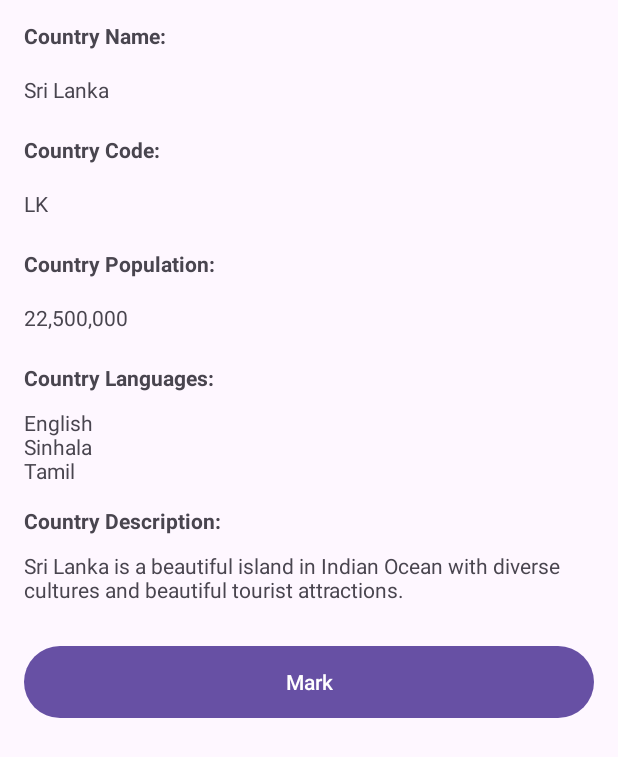
After one commit to SurithFernand/CSCI22072-LabSheets, an Android app: the CountryDetailActivity screen opened directly, with no data from a screen before it, on a phone screen of 412 x 824 dp. The commit adds this screen. Shown: the top 757 px of the screen. Run offline under Robolectric (Android 15) with nearby library versions, the phone set to English and light mode, and no system bars; 4 statements that could not run were skipped.

Commit message:
LabSheet04
With a secondary view in extended recycler view

```diff
--- a/app/src/main/AndroidManifest.xml
+++ b/app/src/main/AndroidManifest.xml
@@ -13,8 +13,12 @@
         android:theme="@style/Theme.LabSheets"
         tools:targetApi="31">
         <activity
+            android:name=".activities.CountryDetailActivity"
+            android:exported="false" />
+        <activity
             android:name=".activities.MainActivity"
-            android:exported="true">
+            android:exported="true"
+            android:label="@string/app_name">
             <intent-filter>
                 <action android:name="android.intent.action.MAIN" />
 
--- /dev/null
+++ b/app/src/main/java/com/example/lister/activities/CountryDetailActivity.kt
@@ -0,0 +1,59 @@
+package com.example.lister.activities
+
+import android.app.Activity
+import android.content.Intent
+import android.os.Bundle
+import android.view.View
+import android.widget.Button
+import android.widget.TextView
+import androidx.activity.enableEdgeToEdge
+import androidx.appcompat.app.AppCompatActivity
+import androidx.core.view.ViewCompat
+import androidx.core.view.WindowInsetsCompat
+import com.example.lister.R
+import com.example.lister.model.Country
+
+class CountryDetailActivity : AppCompatActivity() {
+    override fun onCreate(savedInstanceState: Bundle?) {
+        super.onCreate(savedInstanceState)
+        enableEdgeToEdge()
+        setContentView(R.layout.activity_country_detail)
+        ViewCompat.setOnApplyWindowInsetsListener(findViewById(R.id.main)) { v, insets ->
+            val systemBars = insets.getInsets(WindowInsetsCompat.Type.systemBars())
+            v.setPadding(systemBars.left, systemBars.top, systemBars.right, systemBars.bottom)
+            insets
+        }
+
+        supportActionBar?.setDisplayHomeAsUpEnabled(true)
+
+        val nameTextView = findViewById<TextView>(R.id.title_value_text_view)
+        val codeTextView = findViewById<TextView>(R.id.code_value_text_view)
+        val populationTextView = findViewById<TextView>(R.id.population_value_text_view)
+        val languagesTextView = findViewById<TextView>(R.id.languages_value_text_view)
+        val descTextView = findViewById<TextView>(R.id.desc_value_text_view)
+
+        // Set data from selected country object
+        val country = intent.extras?.get("EXTRA_COUNTRY") as Country
+        nameTextView.text = country.name
+        codeTextView.text = country.code
+        populationTextView.text = country.population.toString()
+
+        // Handle mark button action
+        val markButton = findViewById<Button>(R.id.mark_button)
+        markButton.setOnClickListener(View.OnClickListener {
+            // Mark the country as true and return the result
+            country.marked = true
+            val intent = Intent()
+            intent.putExtra("EXTRA_COUNTRY", country)
+            setResult(Activity.RESULT_OK, intent)
+            finish()
+        })
+    }
+
+    override fun onSupportNavigateUp(): Boolean {
+        // For navigation back action
+        onBackPressed()
+        return true
+    }
+
+}
--- a/app/src/main/java/com/example/lister/activities/MainActivity.kt
+++ b/app/src/main/java/com/example/lister/activities/MainActivity.kt
@@ -1,7 +1,13 @@
 package com.example.lister.activities
 
+import android.app.Activity
+import android.content.Intent
+import android.nfc.Tag
 import android.os.Bundle
+import android.util.Log
+import android.widget.Toast
 import androidx.activity.enableEdgeToEdge
+import androidx.activity.result.contract.ActivityResultContracts
 import androidx.appcompat.app.AppCompatActivity
 import androidx.core.view.ViewCompat
 import androidx.core.view.WindowInsetsCompat
@@ -9,9 +15,12 @@ import androidx.recyclerview.widget.LinearLayoutManager
 import androidx.recyclerview.widget.RecyclerView
 import com.example.lister.R
 import com.example.lister.adapters.CountryListAdapter
+import com.example.lister.adapters.CountryListClickListener
 import com.example.lister.model.Country
 
-class MainActivity : AppCompatActivity() {
+class MainActivity : AppCompatActivity(), CountryListClickListener {
+
+    val TAG = "MainActivity"
     override fun onCreate(savedInstanceState: Bundle?) {
         super.onCreate(savedInstanceState)
         enableEdgeToEdge()
@@ -48,25 +57,25 @@ class MainActivity : AppCompatActivity() {
             Country("Bangladesh", "BA", 2352874),
             Country("Nepal", "NP", 34333333)
         )
-        recyclerView.adapter = CountryListAdapter(countryList)
+        recyclerView.adapter = CountryListAdapter(countryList, this)
 
     }
 
-//    override fun onCountryClick(country: Country) {
-//        // Move to country detail view with info from selection
-//        val intent = Intent(this, CountryDetailActivity::class.java)
-//        intent.putExtra("EXTRA_COUNTRY", country)
-//        resultLauncher.launch(intent)
-//    }
-//
-//    // country detail activity launcher to handle results
-//    var resultLauncher = registerForActivityResult(ActivityResultContracts.StartActivityForResult()){
-//            result ->
-//        if (result.resultCode == Activity.RESULT_OK){
-//            //There's a valid result
-//            Log.d(TAG, "Country Marked!")
-//            val toast = Toast.makeText(this, getString(R.string.country_marked), Toast.LENGTH_SHORT)
-//            toast.show()
-//        }
-//    }
+    override fun onCountryClick(country: Country) {
+        // Move to country detail view with info from selection
+        val intent = Intent(this, CountryDetailActivity::class.java)
+        intent.putExtra("EXTRA_COUNTRY", country)
+        resultLauncher.launch(intent)
+    }
+
+    // country detail activity launcher to handle results
+    var resultLauncher = registerForActivityResult(ActivityResultContracts.StartActivityForResult()){
+            result ->
+        if (result.resultCode == Activity.RESULT_OK){
+            // There's a valid result
+            Log.d(TAG, "Country Marked!")
+            val toast = Toast.makeText(this, getString(R.string.country_marked), Toast.LENGTH_SHORT)
+            toast.show()
+        }
+    }
 }
--- a/app/src/main/java/com/example/lister/adapters/CountryListAdapter.kt
+++ b/app/src/main/java/com/example/lister/adapters/CountryListAdapter.kt
@@ -8,7 +8,7 @@ import androidx.recyclerview.widget.RecyclerView
 import com.example.lister.R
 import com.example.lister.model.Country
 
-class CountryListAdapter(private val mList: List<Country>) : RecyclerView.Adapter<CountryListAdapter.ViewHolder>(){
+class CountryListAdapter(private val mList: List<Country>, private val mListener: CountryListClickListener) : RecyclerView.Adapter<CountryListAdapter.ViewHolder>(){
     // Holds the view for an item
     class  ViewHolder(itemView: View): RecyclerView.ViewHolder(itemView){
         // Get references to elements in our list item
@@ -30,10 +30,10 @@ class CountryListAdapter(private val mList: List<Country>) : RecyclerView.Adapte
         holder.titleTextView.text = country.name
         holder.codeTextView.text = country.code
         holder.populationTextView.text = country.population.toString()
-//        holder.itemView.setOnClickListener(View.OnClickListener {
-//            val country = mList[position]
-//            mListener.onCountryClick(country)
-//        })
+        holder.itemView.setOnClickListener(View.OnClickListener {
+            val country = mList[position]
+            mListener.onCountryClick(country)
+        })
     }
 
     override fun getItemCount(): Int {
--- /dev/null
+++ b/app/src/main/java/com/example/lister/adapters/CountryListClickListener.kt
@@ -0,0 +1,11 @@
+package com.example.lister.adapters
+
+import com.example.lister.model.Country
+
+/***
+ * Interface to notify when list item is clicked
+ */
+
+interface CountryListClickListener {
+    fun onCountryClick(country: Country)
+}
--- /dev/null
+++ b/app/src/main/res/layout/activity_country_detail.xml
@@ -0,0 +1,163 @@
+<?xml version="1.0" encoding="utf-8"?>
+<androidx.constraintlayout.widget.ConstraintLayout xmlns:android="http://schemas.android.com/apk/res/android"
+    xmlns:app="http://schemas.android.com/apk/res-auto"
+    xmlns:tools="http://schemas.android.com/tools"
+    android:id="@+id/main"
+    android:layout_width="match_parent"
+    android:layout_height="match_parent"
+    tools:context=".activities.CountryDetailActivity">
+
+    <TextView
+        android:id="@+id/title_label_textview"
+        android:layout_width="0dp"
+        android:layout_height="@dimen/entry_height"
+        android:layout_marginStart="@dimen/app_horizontal_margin"
+        android:layout_marginTop="@dimen/app_vertical_margin"
+        android:layout_marginEnd="@dimen/app_horizontal_margin"
+        android:gravity="center_vertical"
+        android:text="@string/country_name"
+        android:textStyle="bold"
+        app:layout_constraintEnd_toEndOf="parent"
+        app:layout_constraintStart_toStartOf="parent"
+        app:layout_constraintTop_toTopOf="parent" />
+
+    <TextView
+        android:id="@+id/title_value_text_view"
+        android:layout_width="0dp"
+        android:layout_height="@dimen/entry_height"
+        android:gravity="center_vertical"
+        android:layout_marginStart="@dimen/app_horizontal_margin"
+        android:layout_marginTop="@dimen/text_margin"
+        android:layout_marginEnd="@dimen/app_horizontal_margin"
+        android:text="Sri Lanka"
+        app:layout_constraintEnd_toEndOf="parent"
+        app:layout_constraintStart_toStartOf="parent"
+        app:layout_constraintTop_toBottomOf="@+id/title_label_textview" />
+
+    <TextView
+        android:id="@+id/code_label_textview"
+        android:layout_width="0dp"
+        android:layout_height="@dimen/entry_height"
+        android:layout_marginStart="@dimen/app_horizontal_margin"
+        android:layout_marginTop="@dimen/app_vertical_margin"
+        android:layout_marginEnd="@dimen/app_horizontal_margin"
+        android:gravity="center_vertical"
+        android:text="@string/country_code"
+        android:textStyle="bold"
+        app:layout_constraintEnd_toEndOf="parent"
+        app:layout_constraintHorizontal_bias="0.0"
+        app:layout_constraintStart_toStartOf="parent"
+        app:layout_constraintTop_toBottomOf="@+id/title_value_text_view" />
+
+    <TextView
+        android:id="@+id/code_value_text_view"
+        android:layout_width="0dp"
+        android:layout_height="@dimen/entry_height"
+        android:layout_marginStart="@dimen/app_horizontal_margin"
+        android:layout_marginTop="@dimen/text_margin"
+        android:layout_marginEnd="@dimen/app_horizontal_margin"
+        android:gravity="center_vertical"
+        android:text="LK"
+        app:layout_constraintEnd_toEndOf="parent"
+        app:layout_constraintHorizontal_bias="0.0"
+        app:layout_constraintStart_toStartOf="parent"
+        app:layout_constraintTop_toBottomOf="@+id/code_label_textview" />
+
+    <TextView
+        android:id="@+id/population_label_textview"
+        android:layout_width="0dp"
+        android:layout_height="@dimen/entry_height"
+        android:layout_marginStart="@dimen/app_horizontal_margin"
+        android:layout_marginTop="@dimen/app_vertical_margin"
+        android:layout_marginEnd="@dimen/app_horizontal_margin"
+        android:gravity="center_vertical"
+        android:text="@string/country_population"
+        android:textStyle="bold"
+        app:layout_constraintEnd_toEndOf="parent"
+        app:layout_constraintHorizontal_bias="0.0"
+        app:layout_constraintStart_toStartOf="parent"
+        app:layout_constraintTop_toBottomOf="@+id/code_value_text_view" />
+
+    <TextView
+        android:id="@+id/population_value_text_view"
+        android:layout_width="0dp"
+        android:layout_height="@dimen/entry_height"
+        android:layout_marginStart="@dimen/app_horizontal_margin"
+        android:layout_marginTop="@dimen/text_margin"
+        android:layout_marginEnd="@dimen/app_horizontal_margin"
+        android:gravity="center_vertical"
+        android:text="22,500,000"
+        app:layout_constraintEnd_toEndOf="parent"
+        app:layout_constraintHorizontal_bias="0.0"
+        app:layout_constraintStart_toStartOf="parent"
+        app:layout_constraintTop_toBottomOf="@+id/population_label_textview" />
+
+    <TextView
+        android:id="@+id/languages_label_textview"
+        android:layout_width="0dp"
+        android:layout_height="@dimen/entry_height"
+        android:layout_marginStart="@dimen/app_horizontal_margin"
+        android:layout_marginTop="@dimen/app_vertical_margin"
+        android:layout_marginEnd="@dimen/app_horizontal_margin"
+        android:gravity="center_vertical"
+        android:text="@string/country_languages"
+        android:textStyle="bold"
+        app:layout_constraintEnd_toEndOf="parent"
+        app:layout_constraintHorizontal_bias="0.0"
+        app:layout_constraintStart_toStartOf="parent"
+        app:layout_constraintTop_toBottomOf="@+id/population_value_text_view" />
+
+    <TextView
+        android:id="@+id/languages_value_text_view"
+        android:layout_width="0dp"
+        android:layout_height="wrap_content"
+        android:gravity="center_vertical"
+        android:layout_marginStart="@dimen/app_horizontal_margin"
+        android:layout_marginTop="4dp"
+        android:layout_marginEnd="@dimen/app_horizontal_margin"
+        android:text="English\nSinhala\nTamil"
+        app:layout_constraintEnd_toEndOf="parent"
+        app:layout_constraintStart_toStartOf="parent"
+        app:layout_constraintTop_toBottomOf="@+id/languages_label_textview" />
+
+    <TextView
+        android:id="@+id/desc_label_textview"
+        android:layout_width="0dp"
+        android:layout_height="@dimen/entry_height"
+        android:layout_marginStart="@dimen/app_horizontal_margin"
+        android:layout_marginTop="@dimen/app_vertical_margin"
+        android:layout_marginEnd="@dimen/app_horizontal_margin"
+        android:gravity="center_vertical"
+        android:text="@string/country_description"
+        android:textStyle="bold"
+        app:layout_constraintEnd_toEndOf="parent"
+        app:layout_constraintHorizontal_bias="0.0"
+        app:layout_constraintStart_toStartOf="parent"
+        app:layout_constraintTop_toBottomOf="@+id/languages_value_text_view" />
+
+    <TextView
+        android:id="@+id/desc_value_text_view"
+        android:layout_width="0dp"
+        android:layout_height="wrap_content"
+        android:layout_marginStart="@dimen/app_horizontal_margin"
+        android:layout_marginTop="@dimen/text_margin"
+        android:layout_marginEnd="@dimen/app_horizontal_margin"
+        android:gravity="center_vertical"
+        android:text="Sri Lanka is a beautiful island in Indian Ocean with diverse cultures and beautiful tourist attractions."
+        app:layout_constraintEnd_toEndOf="parent"
+        app:layout_constraintHorizontal_bias="0.0"
+        app:layout_constraintStart_toStartOf="parent"
+        app:layout_constraintTop_toBottomOf="@+id/desc_label_textview" />
+
+    <Button
+        android:id="@+id/mark_button"
+        android:layout_width="0dp"
+        android:layout_height="@dimen/button_height"
+        android:layout_marginStart="@dimen/app_horizontal_margin"
+        android:layout_marginTop="@dimen/button_vertical_margin"
+        android:layout_marginEnd="@dimen/app_horizontal_margin"
+        android:text="@string/country_mark"
+        app:layout_constraintEnd_toEndOf="parent"
+        app:layout_constraintStart_toStartOf="parent"
+        app:layout_constraintTop_toBottomOf="@+id/desc_value_text_view" />
+</androidx.constraintlayout.widget.ConstraintLayout>
--- a/app/src/main/res/values/strings.xml
+++ b/app/src/main/res/values/strings.xml
@@ -1,3 +1,11 @@
 <resources>
     <string name="app_name">ListerApp</string>
+    <string name="countries">Countries</string>
+    <string name="country_name">Country Name:</string>
+    <string name="country_code">Country Code:</string>
+    <string name="country_population">Country Population:</string>
+    <string name="country_languages">Country Languages:</string>
+    <string name="country_description">Country Description:</string>
+    <string name="country_mark">Mark</string>
+    <string name="country_marked">Country Marked Successfully!</string>
 </resources>
```
Also changed, not shown: 1 other file.
